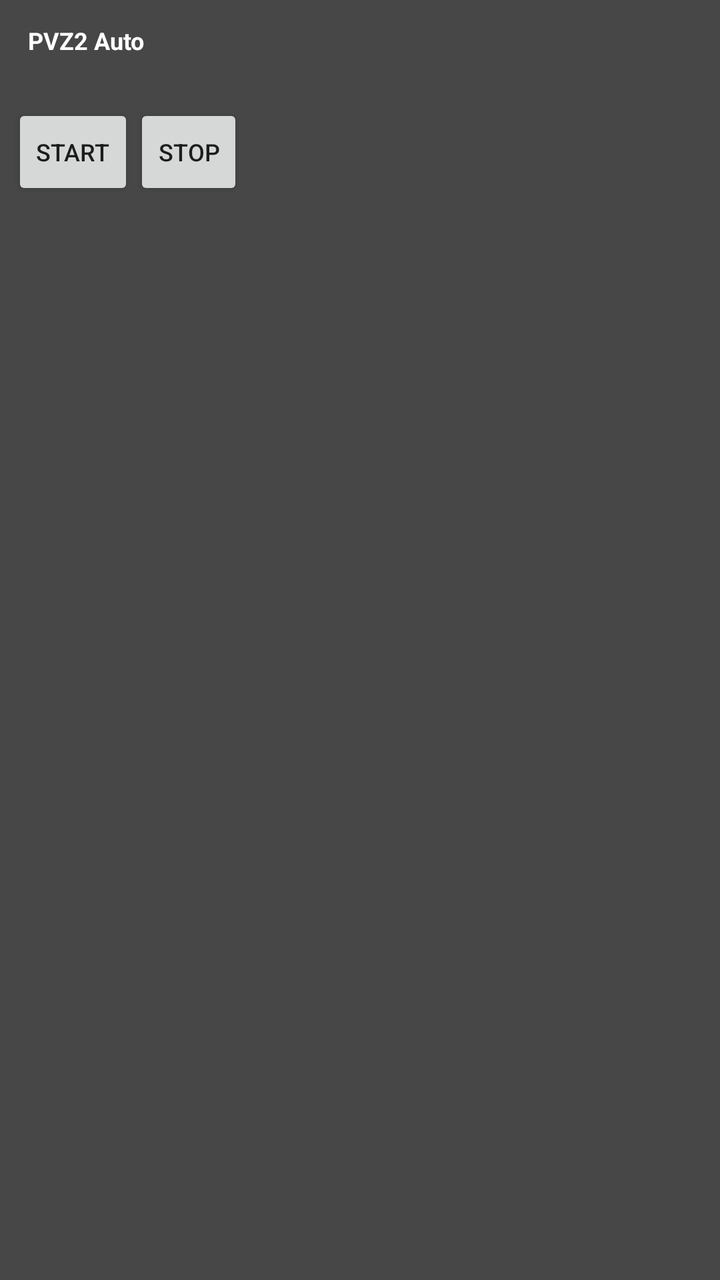
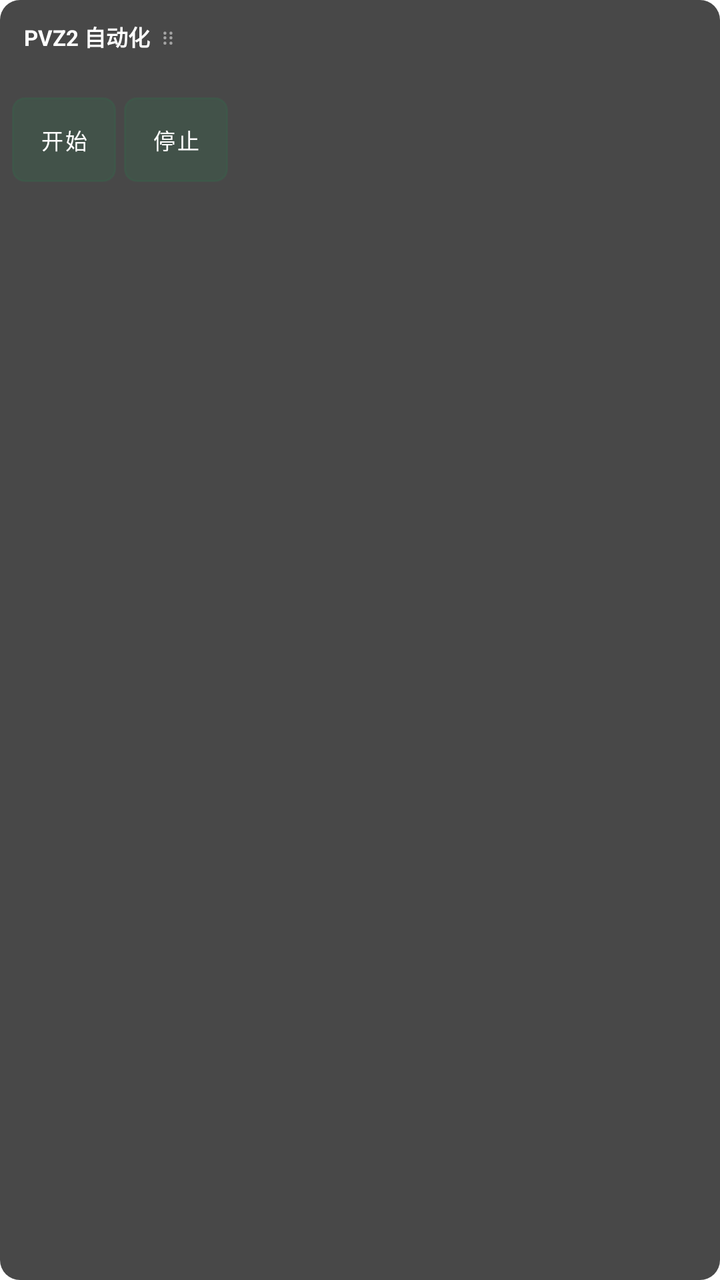

Screens rendered from an Android XML layout before and after an edit, with the pre-edit source and the edit as a unified diff.
<!-- AndroidManifest.xml: application theme Theme.Pvz2Auto -->
<!-- res/layout/overlay_panel.xml -->
<?xml version="1.0" encoding="utf-8"?>
<LinearLayout xmlns:android="http://schemas.android.com/apk/res/android"
    android:layout_width="wrap_content"
    android:layout_height="wrap_content"
    android:background="#CC1B1B1B"
    android:orientation="vertical"
    android:padding="6dp">

    <TextView
        android:id="@+id/dragHandle"
        android:layout_width="match_parent"
        android:layout_height="wrap_content"
        android:paddingHorizontal="8dp"
        android:paddingVertical="6dp"
        android:text="@string/overlay_title"
        android:textColor="#FFFFFF"
        android:textSize="12sp"
        android:textStyle="bold" />

    <TextView
        android:id="@+id/overlayStatus"
        android:layout_width="match_parent"
        android:layout_height="wrap_content"
        android:paddingHorizontal="8dp"
        android:paddingBottom="4dp"
        android:textColor="#B0FFFFFF"
        android:textSize="10sp" />

    <LinearLayout
        android:layout_width="wrap_content"
        android:layout_height="wrap_content"
        android:orientation="horizontal">

        <Button
            android:id="@+id/btnOverlayStart"
            android:layout_width="wrap_content"
            android:layout_height="wrap_content"
            android:minWidth="0dp"
            android:paddingHorizontal="12dp"
            android:text="@string/overlay_start"
            android:textSize="12sp" />

        <Button
            android:id="@+id/btnOverlayStop"
            android:layout_width="wrap_content"
            android:layout_height="wrap_content"
            android:minWidth="0dp"
            android:paddingHorizontal="12dp"
            android:text="@string/overlay_stop"
            android:textSize="12sp" />
    </LinearLayout>
</LinearLayout>
<!-- resources referenced by this layout -->
<resources>
  <string name="overlay_start">Start</string>
  <string name="overlay_stop">Stop</string>
  <string name="overlay_title">PVZ2 Auto</string>
  <style name="Theme.Pvz2Auto" parent="Theme.AppCompat.DayNight.DarkActionBar" />
</resources>

<!-- the commit's change to res/layout/overlay_panel.xml (unified diff, before → after) -->
@@ -2,20 +2,36 @@
 <LinearLayout xmlns:android="http://schemas.android.com/apk/res/android"
     android:layout_width="wrap_content"
     android:layout_height="wrap_content"
-    android:background="#CC1B1B1B"
+    android:background="@drawable/bg_overlay_panel"
     android:orientation="vertical"
-    android:padding="6dp">
+    android:padding="4dp">
 
-    <TextView
+    
+    <LinearLayout
         android:id="@+id/dragHandle"
         android:layout_width="match_parent"
         android:layout_height="wrap_content"
+        android:gravity="center_vertical"
+        android:orientation="horizontal"
         android:paddingHorizontal="8dp"
-        android:paddingVertical="6dp"
-        android:text="@string/overlay_title"
-        android:textColor="#FFFFFF"
-        android:textSize="12sp"
-        android:textStyle="bold" />
+        android:paddingVertical="6dp">
+
+        <TextView
+            android:layout_width="wrap_content"
+            android:layout_height="wrap_content"
+            android:text="@string/overlay_title"
+            android:textColor="#FFFFFF"
+            android:textSize="11sp"
+            android:textStyle="bold" />
+
+        <TextView
+            android:layout_width="wrap_content"
+            android:layout_height="wrap_content"
+            android:layout_marginStart="6dp"
+            android:text="⋮⋮"
+            android:textColor="#80FFFFFF"
+            android:textSize="11sp" />
+    </LinearLayout>
 
     <TextView
         android:id="@+id/overlayStatus"
@@ -24,29 +40,40 @@
         android:paddingHorizontal="8dp"
         android:paddingBottom="4dp"
         android:textColor="#B0FFFFFF"
-        android:textSize="10sp" />
+        android:textSize="9sp" />
 
     <LinearLayout
         android:layout_width="wrap_content"
         android:layout_height="wrap_content"
-        android:orientation="horizontal">
+        android:orientation="horizontal"
+        android:paddingHorizontal="2dp"
+        android:paddingBottom="2dp">
 
         <Button
             android:id="@+id/btnOverlayStart"
             android:layout_width="wrap_content"
             android:layout_height="wrap_content"
+            android:background="@drawable/bg_overlay_button"
             android:minWidth="0dp"
-            android:paddingHorizontal="12dp"
+            android:minHeight="0dp"
+            android:paddingHorizontal="14dp"
+            android:paddingVertical="7dp"
             android:text="@string/overlay_start"
-            android:textSize="12sp" />
+            android:textColor="#FFFFFF"
+            android:textSize="11sp" />
 
         <Button
             android:id="@+id/btnOverlayStop"
             android:layout_width="wrap_content"
             android:layout_height="wrap_content"
+            android:layout_marginStart="4dp"
+            android:background="@drawable/bg_overlay_button"
             android:minWidth="0dp"
-            android:paddingHorizontal="12dp"
+            android:minHeight="0dp"
+            android:paddingHorizontal="14dp"
+            android:paddingVertical="7dp"
             android:text="@string/overlay_stop"
-            android:textSize="12sp" />
+            android:textColor="#FFFFFF"
+            android:textSize="11sp" />
     </LinearLayout>
 </LinearLayout>
<!-- resource entries referenced after the edit -->
@@ -1,8 +1,33 @@
 <!-- resources referenced by this layout -->
 <resources>
-  <string name="overlay_start">Start</string>
-  <string name="overlay_stop">Stop</string>
-  <string name="overlay_title">PVZ2 Auto</string>
-  <style name="Theme.Pvz2Auto" parent="Theme.AppCompat.DayNight.DarkActionBar" />
+  <!-- drawable bg_overlay_button (drawable) -->
+  <?xml version="1.0" encoding="utf-8"?>
+  <shape xmlns:android="http://schemas.android.com/apk/res/android"
+      android:shape="rectangle">
+      <solid android:color="#3DFFFFFF" />
+      <corners android:radius="6dp" />
+      <stroke
+          android:width="1dp"
+          android:color="#40FFFFFF" />
+  </shape>
+  <!-- drawable bg_overlay_panel (drawable) -->
+  <?xml version="1.0" encoding="utf-8"?>
+  <shape xmlns:android="http://schemas.android.com/apk/res/android"
+      android:shape="rectangle">
+      <solid android:color="#CC1B1B1B" />
+      <corners android:radius="10dp" />
+  </shape>
+  <string name="overlay_start">开始</string>
+  <string name="overlay_stop">停止</string>
+  <string name="overlay_title">PVZ2 自动化</string>
+  <style name="Theme.Pvz2Auto" parent="Theme.MaterialComponents.Light.NoActionBar">
+          <item name="colorPrimary">#2C6E49</item>
+          <item name="colorPrimaryVariant">#1F4F35</item>
+          <item name="colorOnPrimary">#FFFFFF</item>
+          <item name="colorSecondary">#2C6E49</item>
+          <item name="colorOnSecondary">#FFFFFF</item>
+          <item name="android:statusBarColor">#F5F6F8</item>
+          <item name="android:windowLightStatusBar">true</item>
+      </style>
 </resources>
 
